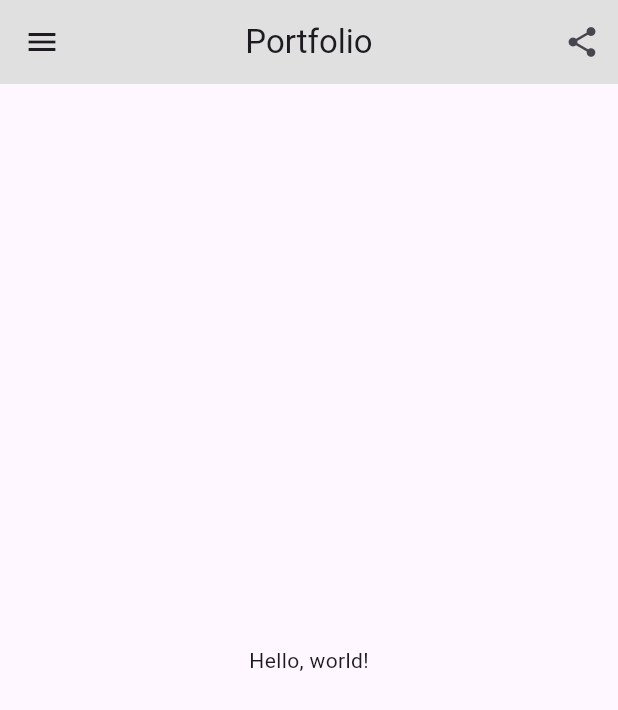
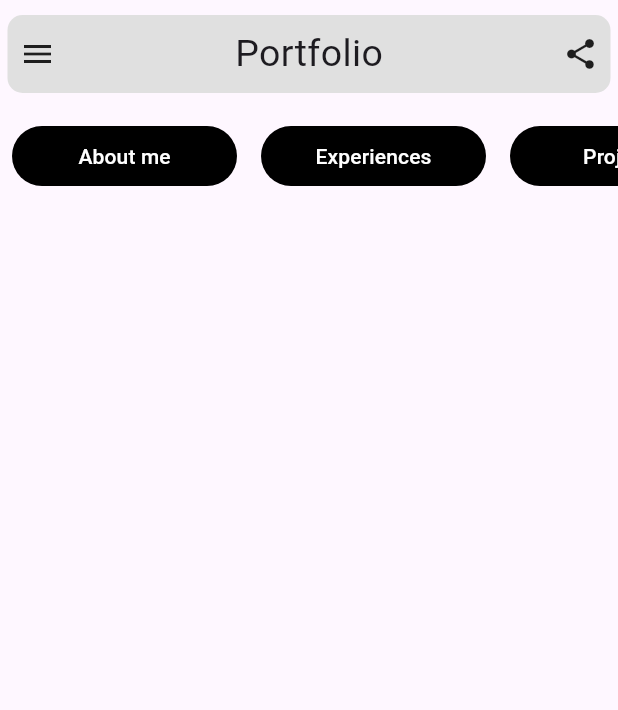
Before and after one commit to Mohibullah16/portfolio_in_flutter, a Flutter app: the screen it shows after launch, on a phone screen of 412 x 824 dp. Shown: the top 710 px of the screen. Run offline on Flutter 3.47's test engine with Material 3 defaults, Android fonts, the phone set to English and light mode, and no system bars; our stand-ins replace google_fonts.

Commit message:
Refactor main.dart to implement a custom app bar and add navigation buttons; include google_fonts dependency and then added a scrollable bar with text buttons on it

```diff
--- a/lib/main.dart
+++ b/lib/main.dart
@@ -1,4 +1,5 @@
 import 'package:flutter/material.dart';
+import 'package:google_fonts/google_fonts.dart';
 
 void main() {
   runApp(const MyApp());
@@ -11,30 +12,120 @@ class MyApp extends StatelessWidget {
   Widget build(BuildContext context) {
     return MaterialApp(
       home: Scaffold(
-        appBar: AppBar(
-          title: const Text('Portfolio'),
-          centerTitle: true,
-          backgroundColor: Colors.grey[300],
-          leading: IconButton(
-        icon: const Icon(Icons.menu),
+        body: SafeArea(
+          child: Column(
+            children: [
+              //app Bar
+              Container(
+                decoration: BoxDecoration(
+                    borderRadius: BorderRadius.circular(10),
+                    color: Colors.grey[300]),
+                margin: EdgeInsets.fromLTRB(5, 10, 5, 10),
+                padding: EdgeInsets.all(8),
+                child: Row(
+                  mainAxisAlignment: MainAxisAlignment.spaceBetween,
+                  children: [
+                    Icon(Icons.menu),
+                    Text('Portfolio',
+                        style: GoogleFonts.indieFlower(fontSize: 25)),
+                    Icon(Icons.share)
+                  ],
+                ),
+              ),
+              SingleChildScrollView(
+                scrollDirection: Axis.horizontal,
+                child: Row(
+                  children: [
+                    Padding(
+                      padding: const EdgeInsets.all(8.0),
+                      child: SizedBox(
+                        width: 150, // Set the desired width here
+                        child: TextButton(
+                          style: TextButton.styleFrom(
+                              backgroundColor: Colors.black,
+                              foregroundColor: Colors.white),
+                          child: Text('About me'),
                           onPressed: () {
                             // Add your onPressed code here!
                           },
                         ),
-          actions: <Widget>[
-        IconButton(
-          icon: const Icon(Icons.share),
+                      ),
+                    ),
+                    Padding(
+                      padding: const EdgeInsets.all(8.0),
+                      child: SizedBox(
+                        width: 150, // Set the desired width here
+                        child: TextButton(
+                          style: TextButton.styleFrom(
+                              backgroundColor: Colors.black,
+                              foregroundColor: Colors.white),
+                          child: Text('Experiences'),
                           onPressed: () {
-            // Add
+                            // Add your onPressed code here!
                           },
                         ),
-          ],
-
-        ),
-        body: const Center(
-          child: Text('Hello, world!'),
                       ),
                     ),
+                    Padding(
+                      padding: const EdgeInsets.all(8.0),
+                      child: SizedBox(
+                        width: 150, // Set the desired width here
+                        child: TextButton(
+                          style: TextButton.styleFrom(
+                              backgroundColor: Colors.black,
+                              foregroundColor: Colors.white),
+                          child: Text('Projects'),
+                          onPressed: () {
+                            // Add your onPressed code here!
+                          },
+                        ),
+                      ),
+                    ),
+                    Padding(
+                      padding: const EdgeInsets.all(8.0),
+                      child: SizedBox(
+                        width: 150, // Set the desired width here
+                        child: TextButton(
+                          style: TextButton.styleFrom(
+                              backgroundColor: Colors.black,
+                              foregroundColor: Colors.white),
+                          child: Text('Services'),
+                          onPressed: () {
+                            // Add your onPressed code here!
+                          },
+                        ),
+                      ),
+                    ),
+                  ],
+                ),
+              ),
+            ],
+          ),
+        ),
+      ),
+      //       appBar: AppBar(
+      //         title: const Text('Portfolio'),
+      //         centerTitle: true,
+      //         backgroundColor: Colors.grey[300],
+      //         leading: IconButton(
+      //       icon: const Icon(Icons.menu),
+      //       onPressed: () {
+      //         // Add your onPressed code here!
+      //       },
+      //         ),
+      //         actions: <Widget>[
+      //       IconButton(
+      //         icon: const Icon(Icons.share),
+      //         onPressed: () {
+      //           // Add
+      //             },
+      //           ),
+      //         ],
+
+      //       ),
+      //       body: const Center(
+      //         child: Text('Hello, World!'),
+      //       ),
     );
   }
 }
--- a/pubspec.yaml
+++ b/pubspec.yaml
@@ -30,6 +30,8 @@ environment:
 dependencies:
   flutter:
     sdk: flutter
+  google_fonts: ^6.1.0  # Latest version (Check for updates)
+
 
   # The following adds the Cupertino Icons font to your application.
   # Use with the CupertinoIcons class for iOS style icons.
```
Also changed, not shown: pubspec.lock, 1 other file. Lines whose indentation alone changed are shown as unchanged.
